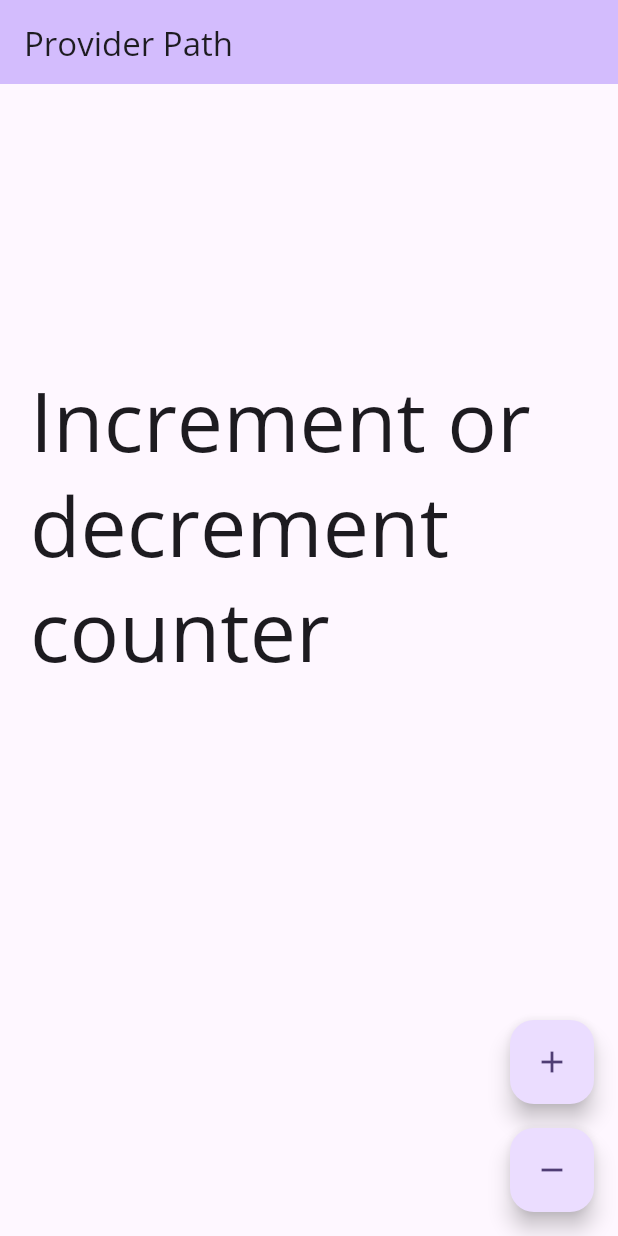
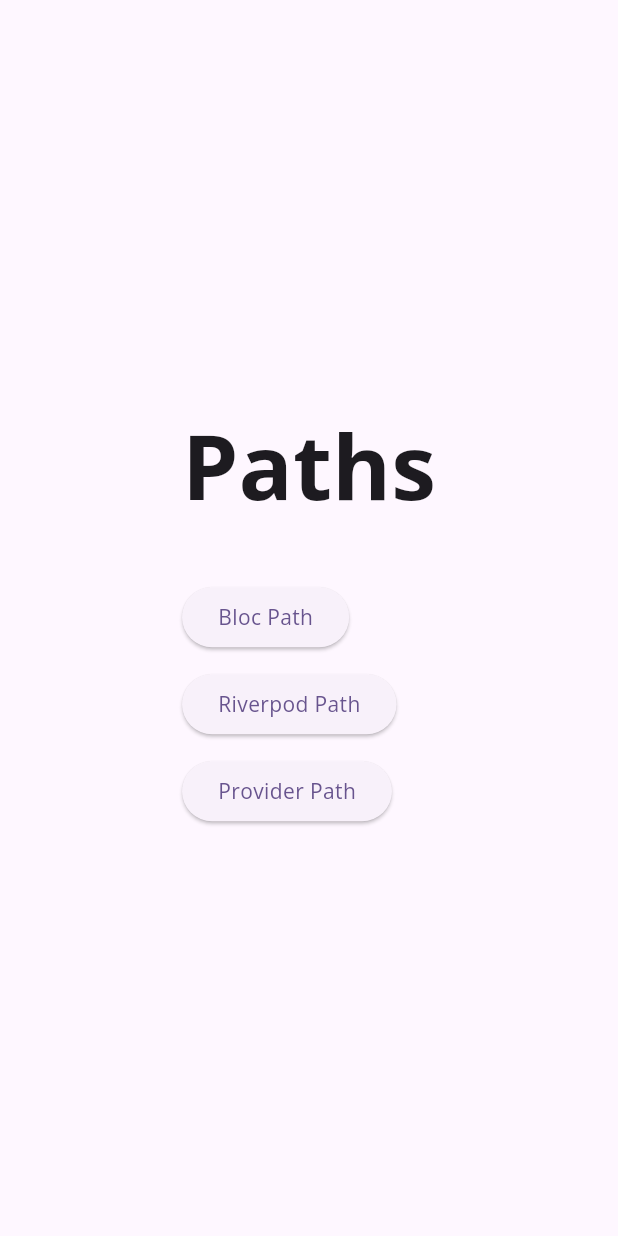
Before and after one commit to Juliotati/flutter_defaults, a Flutter app: the screen it shows after launch, on a phone screen of 412 x 824 dp. Run offline on Flutter 3.47's test engine with Material 2 defaults, Android fonts, the phone set to English and light mode, and no system bars; our stand-ins replace get_it, go_router, injectable, shared_preferences, url_strategy.

Commit message:
feat: add go_router

```diff
--- /dev/null
+++ b/lib/core/config/app_router.dart
@@ -0,0 +1,75 @@
+import 'package:flutter/material.dart';
+import 'package:flutter_defaults/flutter_defaults.dart';
+import 'package:flutter_defaults/features/counter/counter.dart';
+import 'package:go_router/go_router.dart';
+
+final GlobalKey<NavigatorState> _rootNavigatorKey = GlobalKey<NavigatorState>();
+
+final GoRouter appRouter = GoRouter(
+  navigatorKey: _rootNavigatorKey,
+  initialLocation: AppRoute.home.path,
+  errorBuilder: (context, _) => Scaffold(
+    body: Center(
+      child: Column(
+        mainAxisAlignment: MainAxisAlignment.center,
+        crossAxisAlignment: CrossAxisAlignment.start,
+        children: [
+          Text(
+            'Are you lost?',
+            style: Theme.of(context).textTheme.headlineLarge,
+          ),
+          Text(
+            'Follow the riverpod will provide a way home',
+            style: Theme.of(context).textTheme.headlineMedium,
+          ),
+        ],
+      ),
+    ),
+  ),
+  routes: <RouteBase>[
+    GoRoute(
+      name: AppRoute.home.name,
+      path: AppRoute.home.path,
+      builder: (_, state) => const FlutterPathsScreen(),
+    ),
+    GoRoute(
+      name: AppRoute.blocPath.name,
+      path: AppRoute.blocPath.path,
+      builder: (_, state) => const BlocPath(),
+    ),
+    GoRoute(
+      name: AppRoute.riverpodPath.name,
+      path: AppRoute.riverpodPath.path,
+      builder: (_, state) => const RiverpodPath(),
+    ),
+    GoRoute(
+      name: AppRoute.providerPath.name,
+      path: AppRoute.providerPath.path,
+      builder: (_, state) => const ProviderPath(),
+    ),
+  ],
+);
+
+enum AppRoute {
+  home(
+    name: 'home',
+    path: '/',
+  ),
+  blocPath(
+    name: 'bloc',
+    path: '/bloc',
+  ),
+  providerPath(
+    name: 'provider',
+    path: '/provider',
+  ),
+  riverpodPath(
+    name: 'riverpod',
+    path: '/riverpod',
+  );
+
+  const AppRoute({required this.name, required this.path});
+
+  final String name;
+  final String path;
+}
--- a/lib/paths/provider/provider_path.dart
+++ b/lib/features/counter/counter.dart
@@ -1,10 +1,11 @@
-library provider_path;
+library counter;
 
 import 'package:flutter/material.dart';
 import 'package:flutter_defaults/core/config/di/provider_di.dart';
 import 'package:flutter_defaults/core/use_cases/counter_use_case.dart';
+import 'package:flutter_defaults/features/counter/presentation/providers/counter_provider.dart';
+import 'package:flutter_defaults/flutter_defaults.dart';
 import 'package:flutter_defaults/generated/l10n.dart';
-import 'package:flutter_defaults/paths/provider/presentation/providers/counter_provider.dart';
 import 'package:injectable/injectable.dart';
 import 'package:provider/provider.dart';
 import 'package:shared_preferences/shared_preferences.dart';
@@ -17,6 +18,8 @@
 part 'domain/use_cases/clear_storage.dart';
 part 'domain/use_cases/get_counter_value.dart';
 part 'domain/use_cases/save_counter_value.dart';
-part 'presentation/screens/counter_screen.dart';
+part 'presentation/screens/bloc_path.dart';
+part 'presentation/screens/provider_path.dart';
+part 'presentation/screens/riverpod_path.dart';
 part 'presentation/widgets/counter_buttons.dart';
 part 'presentation/widgets/counter_display.dart';
--- a/lib/paths/provider/data/data_sources/data_source.dart
+++ b/lib/features/counter/data/data_sources/data_source.dart
@@ -1,4 +1,4 @@
-part of '../../provider_path.dart';
+part of '../../counter.dart';
 
 interface class CounterDataSource {
   Future<void> saveCounterValue(int counter) {
--- a/lib/paths/provider/data/data_sources/local_data_source.dart
+++ b/lib/features/counter/data/data_sources/local_data_source.dart
@@ -1,4 +1,4 @@
-part of '../../provider_path.dart';
+part of '../../counter.dart';
 
 enum PrefsKey {
   counter,
--- a/lib/paths/provider/data/data_sources/remote_data_source.dart
+++ b/lib/features/counter/data/data_sources/remote_data_source.dart
@@ -1,4 +1,4 @@
-part of '../../provider_path.dart';
+part of '../../counter.dart';
 
 @named
 @Injectable(as: CounterDataSource)
--- a/lib/paths/provider/data/repository/repository_impl.dart
+++ b/lib/features/counter/data/repository/repository_impl.dart
@@ -1,4 +1,4 @@
-part of '../../provider_path.dart';
+part of '../../counter.dart';
 
 @named
 @Injectable(as: CounterRepository)
--- a/lib/paths/provider/domain/repository/repository.dart
+++ b/lib/features/counter/domain/repository/repository.dart
@@ -1,4 +1,4 @@
-part of '../../provider_path.dart';
+part of '../../counter.dart';
 
 interface class CounterRepository {
   Future<({Exception? exception, void value})> saveCounterValue(int counter) {
--- a/lib/paths/provider/domain/use_cases/clear_storage.dart
+++ b/lib/features/counter/domain/use_cases/clear_storage.dart
@@ -1,4 +1,4 @@
-part of '../../provider_path.dart';
+part of '../../counter.dart';
 
 @injectable
 class ClearStorage extends CounterUseCase<void, NoParams> {
--- a/lib/paths/provider/domain/use_cases/get_counter_value.dart
+++ b/lib/features/counter/domain/use_cases/get_counter_value.dart
@@ -1,4 +1,4 @@
-part of '../../provider_path.dart';
+part of '../../counter.dart';
 
 @injectable
 class GetCounterValue extends CounterUseCase<int?, NoParams> {
--- a/lib/paths/provider/domain/use_cases/save_counter_value.dart
+++ b/lib/features/counter/domain/use_cases/save_counter_value.dart
@@ -1,4 +1,4 @@
-part of '../../provider_path.dart';
+part of '../../counter.dart';
 
 @injectable
 class SaveCounterValue extends CounterUseCase<void, CounterParams> {
--- a/lib/paths/provider/presentation/providers/counter_provider.dart
+++ b/lib/features/counter/presentation/providers/counter_provider.dart
@@ -2,7 +2,7 @@
 
 import 'package:flutter/foundation.dart';
 import 'package:flutter_defaults/core/use_cases/counter_use_case.dart';
-import 'package:flutter_defaults/paths/provider/provider_path.dart';
+import 'package:flutter_defaults/features/counter/counter.dart';
 import 'package:injectable/injectable.dart';
 
 @lazySingleton
--- a/lib/paths/provider/presentation/screens/counter_screen.dart
+++ b/lib/features/counter/presentation/screens/provider_path.dart
@@ -1,9 +1,7 @@
-part of '../../provider_path.dart';
+part of '../../counter.dart';
 
 class ProviderPath extends StatefulWidget {
-  const ProviderPath({required this.title, super.key});
-
-  final String title;
+  const ProviderPath({super.key});
 
   @override
   State<ProviderPath> createState() => _ProviderPathState();
@@ -15,8 +13,8 @@
   late String appBarTitle;
 
   void _setPathTitle() {
-    appBarTitle = widget.title;
-    Future.delayed(const Duration(milliseconds: 1000), () {
+    appBarTitle = defaultTitle;
+    Future.delayed(const Duration(milliseconds: 100), () {
       setState(() => appBarTitle = pathTitle);
     });
   }
@@ -38,9 +36,9 @@
           backgroundColor: Theme.of(context).colorScheme.inversePrimary,
           title: AnimatedSwitcher(
             switchInCurve: Curves.easeIn,
-            duration: const Duration(milliseconds: 400),
+            duration: const Duration(milliseconds: 1000),
             switchOutCurve: Curves.easeOut,
-            reverseDuration: const Duration(milliseconds: 100),
+            reverseDuration: const Duration(milliseconds: 400),
             child: Align(
               alignment: Alignment.centerLeft,
               key: Key('Align<$appBarTitle>'),
@@ -52,10 +50,13 @@
           ),
         ),
         body: const _CounterDisplay(
-          key: Key('counter_display'),
+          key: Key('provider_counter_display'),
         ),
-        floatingActionButton: const _CounterControlButtons(
-          key: Key('counter_control_buttons'),
+        floatingActionButton: const HeroMode(
+          enabled: false,
+          child: _CounterControlButtons(
+            key: Key('provider_counter_control_buttons'),
+          ),
         ),
       ),
     );
--- a/lib/paths/provider/presentation/widgets/counter_buttons.dart
+++ b/lib/features/counter/presentation/widgets/counter_buttons.dart
@@ -1,4 +1,4 @@
-part of '../../provider_path.dart';
+part of '../../counter.dart';
 
 class _CounterControlButtons extends StatelessWidget {
   const _CounterControlButtons({super.key});
--- a/lib/paths/provider/presentation/widgets/counter_display.dart
+++ b/lib/features/counter/presentation/widgets/counter_display.dart
@@ -1,4 +1,4 @@
-part of '../../provider_path.dart';
+part of '../../counter.dart';
 
 class _CounterDisplay extends StatelessWidget {
   const _CounterDisplay({super.key});
--- a/lib/flutter_defaults.dart
+++ b/lib/flutter_defaults.dart
@@ -1,23 +1,74 @@
 import 'package:flutter/material.dart';
+import 'package:flutter_defaults/core/config/app_router.dart';
 import 'package:flutter_defaults/core/config/localization_delegates.dart';
-import 'package:flutter_defaults/paths/provider/provider_path.dart';
+import 'package:flutter_defaults/generated/l10n.dart';
+import 'package:go_router/go_router.dart';
+
+const String defaultTitle = 'Flutter Defaults';
 
 class FlutterDefaults extends StatelessWidget {
   const FlutterDefaults({super.key});
 
-  static const String _defaultTitle = 'Flutter Defaults';
-
   @override
   Widget build(BuildContext context) {
-    return MaterialApp(
-      title: _defaultTitle,
+    return MaterialApp.router(
+      title: defaultTitle,
       localizationsDelegates: localizationDelegates(),
       theme: ThemeData(
         fontFamily: 'OpenSans',
         colorScheme: ColorScheme.fromSeed(seedColor: Colors.deepPurple),
         useMaterial3: true,
       ),
-      home: const ProviderPath(title: _defaultTitle),
+      routerConfig: appRouter,
+      supportedLocales: AppLocal.delegate.supportedLocales,
+      builder: (context, child) {
+        return child!;
+      },
     );
   }
 }
+
+class FlutterPathsScreen extends StatelessWidget {
+  const FlutterPathsScreen({super.key});
+
+  @override
+  Widget build(BuildContext context) {
+    final locale = AppLocal.of(context);
+    final textTheme = Theme.of(context).textTheme;
+    final bodyStyle = Theme.of(context).textTheme.bodyMedium?.copyWith(
+          color: Theme.of(context).colorScheme.primary,
+        );
+    return Scaffold(
+      body: Center(
+        child: Column(
+          mainAxisAlignment: MainAxisAlignment.center,
+          crossAxisAlignment: CrossAxisAlignment.start,
+          children: [
+            Text(
+              locale.paths,
+              style: textTheme.headlineLarge?.copyWith(
+                fontSize: 60.0,
+                fontWeight: FontWeight.bold,
+              ),
+            ),
+            const SizedBox(height: 40),
+            ElevatedButton(
+              onPressed: () => context.pushNamed(AppRoute.blocPath.name),
+              child: Text(locale.pathBloc, style: bodyStyle),
+            ),
+            const SizedBox(height: 10),
+            ElevatedButton(
+              onPressed: () => context.pushNamed(AppRoute.riverpodPath.name),
+              child: Text(locale.pathRiverpod, style: bodyStyle),
+            ),
+            const SizedBox(height: 10),
+            ElevatedButton(
+              onPressed: () => context.pushNamed(AppRoute.providerPath.name),
+              child: Text(locale.pathProvider, style: bodyStyle),
+            ),
+          ],
+        ),
+      ),
+    );
+  }
+}
--- a/lib/l10n/intl_en.arb
+++ b/lib/l10n/intl_en.arb
@@ -5,6 +5,7 @@
   "youPressedThisButtonThisManyTimes": "{count, plural, zero {You haven't pressed the counter} one {You pressed counter once \uD83D\uDC4C} other {You've pressed {count} \uD83D\uDD25 times}}",
   "increment": "Increment",
   "decrement": "Decrement",
+  "paths": "Paths",
   "pathProvider": "Provider Path",
   "pathRiverpod": "Riverpod Path",
   "pathBloc": "Bloc Path"
--- a/lib/l10n/intl_pt.arb
+++ b/lib/l10n/intl_pt.arb
@@ -5,6 +5,7 @@
   "youPressedThisButtonThisManyTimes": "{count, plural, zero {Você não pressionou o contador} one {Você pressionou o contador uma vez \uD83D\uDC4C} other {Você pressionou {count} \uD83D\uDD25 vezes}}",
   "increment": "Incrementar",
   "decrement": "Diminuir",
+  "paths": "Trajetos",
   "pathProvider": "Trajeto Provider",
   "pathRiverpod": "Trajeto Riverpod",
   "pathBloc": "Trajeto Bloc"
--- a/pubspec.yaml
+++ b/pubspec.yaml
@@ -17,6 +17,7 @@
     sdk: flutter
 
   get_it: ^7.6.0
+  go_router: ^10.1.0
   injectable: ^2.1.2
   provider: ^6.0.5
   shared_preferences: ^2.1.1
```
Also changed, not shown: lib/features/counter/presentation/screens/bloc_path.dart (added, +56 -0 lines), lib/features/counter/presentation/screens/riverpod_path.dart (added, +56 -0 lines), lib/core/config/di/provider_di.config.dart, lib/generated/intl/messages_en.dart, lib/generated/intl/messages_pt.dart, lib/generated/l10n.dart, pubspec.lock.
